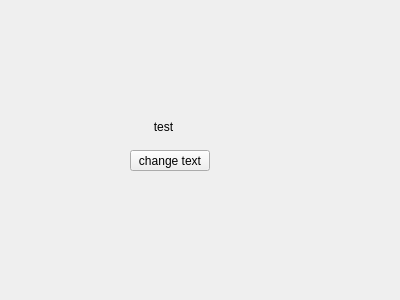
The window that qt_learn/widget.ui (twentyoneh/qt_learn) describes before a commit, drawn with Qt 5.
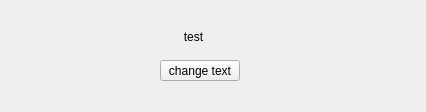
The same window after the commit.

Commit message: Окно по центру

Diff of the .ui file:
```diff
--- a/qt_learn/widget.ui
+++ b/qt_learn/widget.ui
@@ -6,8 +6,8 @@
    <rect>
     <x>0</x>
     <y>0</y>
-    <width>400</width>
-    <height>300</height>
+    <width>426</width>
+    <height>112</height>
    </rect>
   </property>
   <property name="windowTitle">
@@ -16,8 +16,8 @@
   <widget class="QLabel" name="label">
    <property name="geometry">
     <rect>
-     <x>140</x>
-     <y>120</y>
+     <x>170</x>
+     <y>30</y>
      <width>47</width>
      <height>13</height>
     </rect>
@@ -32,8 +32,8 @@
   <widget class="QPushButton" name="btn1">
    <property name="geometry">
     <rect>
-     <x>130</x>
-     <y>150</y>
+     <x>160</x>
+     <y>60</y>
      <width>80</width>
      <height>21</height>
     </rect>
```
The commit also changes 3 other files.
